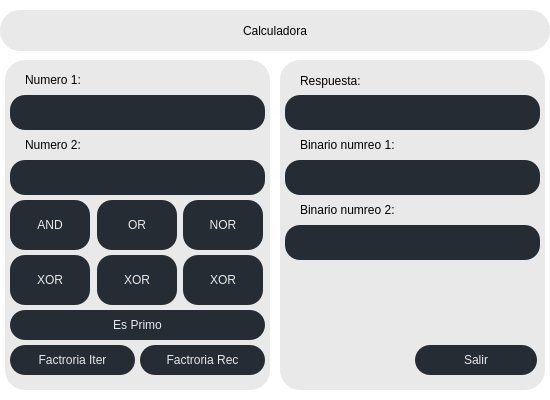
First picture: the form in dialog.ui, repository RodrigoMZC/Intro-a-QT, before the edit.
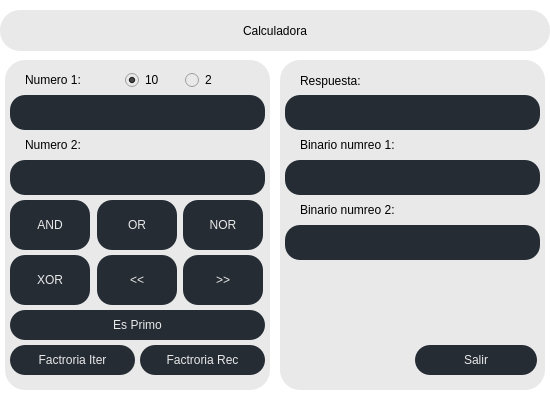
Second picture: the form after the edit.

```diff
--- a/dialog.ui
+++ b/dialog.ui
@@ -317,7 +317,7 @@
 </string>
     </property>
     <property name="text">
-     <string>XOR</string>
+     <string>&lt;&lt;</string>
     </property>
    </widget>
    <widget class="QPushButton" name="pushButAND_4">
@@ -340,7 +340,44 @@
 </string>
     </property>
     <property name="text">
-     <string>XOR</string>
+     <string>&gt;&gt;</string>
+    </property>
+   </widget>
+   <widget class="QRadioButton" name="radioButDec">
+    <property name="geometry">
+     <rect>
+      <x>120</x>
+      <y>10</y>
+      <width>41</width>
+      <height>20</height>
+     </rect>
+    </property>
+    <property name="styleSheet">
+     <string notr="true">color: rgb(0, 0, 0);
+font: 18pt &quot;Andale Mono&quot;;</string>
+    </property>
+    <property name="text">
+     <string>10</string>
+    </property>
+    <property name="checked">
+     <bool>true</bool>
+    </property>
+   </widget>
+   <widget class="QRadioButton" name="radioButBin">
+    <property name="geometry">
+     <rect>
+      <x>180</x>
+      <y>10</y>
+      <width>41</width>
+      <height>20</height>
+     </rect>
+    </property>
+    <property name="styleSheet">
+     <string notr="true">color: rgb(0, 0, 0);
+font: 18pt &quot;Andale Mono&quot;;</string>
+    </property>
+    <property name="text">
+     <string>2</string>
     </property>
    </widget>
   </widget>
```
Left out of the diff: 62 changed lines with no effect on the pictures.
